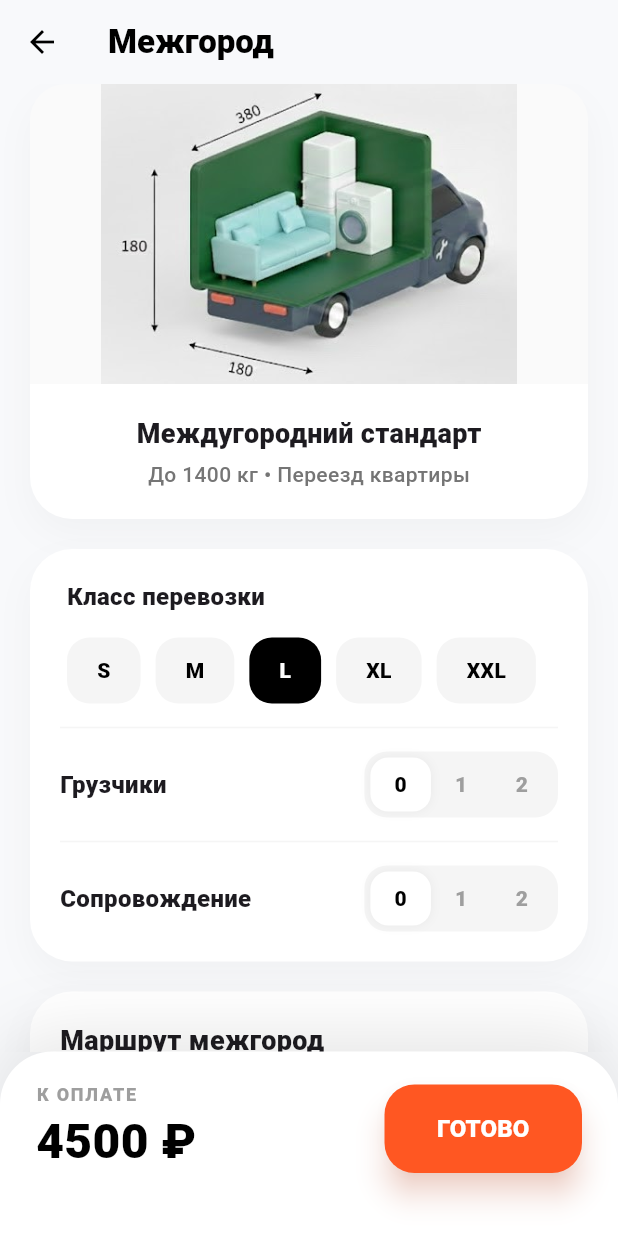
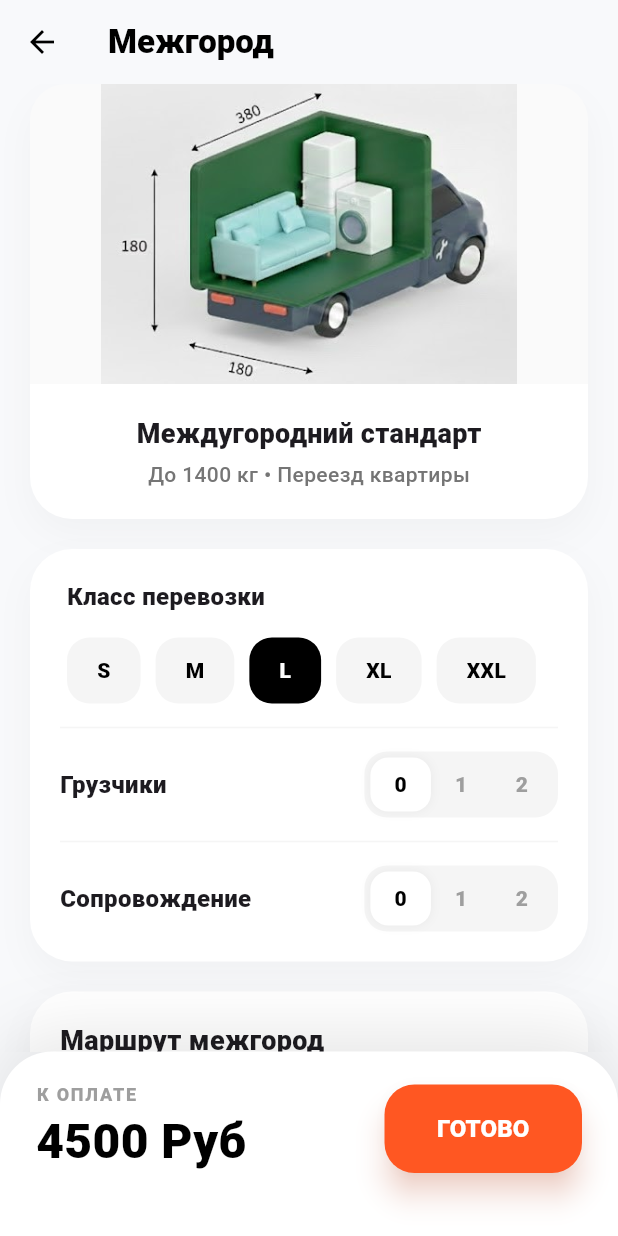
Before and after one commit to Andreyy320/delivery-app-client, a Flutter app: the MejCityCargoDetailsScreen screen opened directly, on a phone screen of 412 x 824 dp. Run offline on Flutter 3.47's test engine with Material 3 defaults, Android fonts, the light colour scheme and no system bars; our stand-ins replace cloud_firestore, firebase_auth, firebase_core, firebase_messaging, flutter_local_notifications, flutter_map and 2 more; accounts and stored records are empty; network calls fail.

Commit message:
Обнова

```diff
--- a/lib/screens/Apteki/apteka_menu.dart
+++ b/lib/screens/Apteki/apteka_menu.dart
@@ -319,7 +319,7 @@ class PharmacyItemCard extends StatelessWidget {
                                 color: Colors.white.withOpacity(0.9),
                                 borderRadius: BorderRadius.circular(10)
                             ),
-                            child: Text("${dish.price.toInt()} ₽",
+                            child: Text("${dish.price.toInt()} Руб",
                                 style: const TextStyle(fontWeight: FontWeight.bold, fontSize: 12)),
                           ),
                         )
--- a/lib/screens/Dostavka/Gorod.dart
+++ b/lib/screens/Dostavka/Gorod.dart
@@ -281,9 +281,9 @@ class _CityCargoDetailsScreenState extends State<CityCargoDetailsScreen> {
         mainAxisSize: MainAxisSize.min,
         children: [
           if (_rawDistanceKm > 0) ...[
-            _priceRow('Тариф + услуги', '$base ₽'),
+            _priceRow('Тариф + услуги', '$base Руб'),
             const SizedBox(height: 6),
-            _priceRow('Маршрут (${_rawDistanceKm.toStringAsFixed(1)} км)', '$route ₽'),
+            _priceRow('Маршрут (${_rawDistanceKm.toStringAsFixed(1)} км)', '$route Руб'),
             const Padding(padding: EdgeInsets.symmetric(vertical: 12), child: Divider()),
           ],
           Row(
--- a/lib/screens/Dostavka/MejGorod.dart
+++ b/lib/screens/Dostavka/MejGorod.dart
@@ -303,9 +303,9 @@ class _MejCityCargoDetailsScreenState extends State<MejCityCargoDetailsScreen> {
         mainAxisSize: MainAxisSize.min,
         children: [
           if (_rawDistanceKm > 0) ...[
-            _priceRow('База + Доп. услуги', '$base ₽'),
+            _priceRow('База + Доп. услуги', '$base Руб'),
             const SizedBox(height: 6),
-            _priceRow('Дорога (${_rawDistanceKm.toStringAsFixed(1)} км)', '$route ₽'),
+            _priceRow('Дорога (${_rawDistanceKm.toStringAsFixed(1)} км)', '$route Руб'),
             const Padding(padding: EdgeInsets.symmetric(vertical: 12), child: Divider()),
           ],
           Row(
@@ -315,7 +315,7 @@ class _MejCityCargoDetailsScreenState extends State<MejCityCargoDetailsScreen> {
                 crossAxisAlignment: CrossAxisAlignment.start,
                 children: [
                   const Text('К ОПЛАТЕ', style: TextStyle(fontSize: 12, fontWeight: FontWeight.w900, color: Colors.grey, letterSpacing: 1.2)),
-                  Text('$total ₽', style: const TextStyle(fontSize: 32, fontWeight: FontWeight.w900, color: Colors.black)),
+                  Text('$total Руб', style: const TextStyle(fontSize: 32, fontWeight: FontWeight.w900, color: Colors.black)),
                 ],
               ),
               ElevatedButton(
--- a/lib/screens/Dostavka/courier_express_screen.dart
+++ b/lib/screens/Dostavka/courier_express_screen.dart
@@ -271,7 +271,7 @@ class _ExpressDeliveryScreenState extends State<ExpressDeliveryScreen> {
           Icon(isSelected ? Icons.check_circle_rounded : Icons.add_circle_outline, color: isSelected ? Colors.deepOrange : Colors.grey[400]),
           const SizedBox(width: 14),
           Expanded(child: Text(optionTitles[optId]!, style: const TextStyle(fontWeight: FontWeight.w700))),
-          Text('+${optionPrices[optId]} ₽', style: const TextStyle(fontWeight: FontWeight.w900)),
+          Text('+${optionPrices[optId]} Руб', style: const TextStyle(fontWeight: FontWeight.w900)),
         ]),
       ),
     );
@@ -288,7 +288,7 @@ class _ExpressDeliveryScreenState extends State<ExpressDeliveryScreen> {
         children: [
           Column(crossAxisAlignment: CrossAxisAlignment.start, mainAxisSize: MainAxisSize.min, children: [
             const Text('ИТОГО К ОПЛАТЕ', style: TextStyle(fontSize: 11, fontWeight: FontWeight.w900, color: Colors.grey)),
-            Text('${total.toInt()} ₽', style: const TextStyle(fontSize: 32, fontWeight: FontWeight.w900)),
+            Text('${total.toInt()} Руб', style: const TextStyle(fontSize: 32, fontWeight: FontWeight.w900)),
           ]),
           ElevatedButton(
             style: ElevatedButton.styleFrom(backgroundColor: Colors.deepOrange, padding: const EdgeInsets.symmetric(horizontal: 35, vertical: 20), shape: RoundedRectangleBorder(borderRadius: BorderRadius.circular(20)), elevation: canOrder ? 5 : 0),
--- a/lib/screens/Dostavka/order_confirmation_screen.dart
+++ b/lib/screens/Dostavka/order_confirmation_screen.dart
@@ -295,7 +295,7 @@ class _ExpressOrderConfirmationScreenState extends State<ExpressOrderConfirmatio
           ),
           const SizedBox(width: 14),
           Expanded(child: Text(title, style: const TextStyle(fontWeight: FontWeight.w700, fontSize: 15))),
-          Text('+$price ₽', style: const TextStyle(fontWeight: FontWeight.w900, color: Colors.deepOrange)),
+          Text('+$price Руб', style: const TextStyle(fontWeight: FontWeight.w900, color: Colors.deepOrange)),
         ],
       ),
     );
@@ -312,7 +312,7 @@ class _ExpressOrderConfirmationScreenState extends State<ExpressOrderConfirmatio
             mainAxisAlignment: MainAxisAlignment.spaceBetween,
             children: [
               const Text('Итого к оплате', style: TextStyle(color: Colors.grey, fontWeight: FontWeight.w600)),
-              Text('${widget.totalCost.toInt()} ₽', style: const TextStyle(fontSize: 28, fontWeight: FontWeight.w900)),
+              Text('${widget.totalCost.toInt()} Руб', style: const TextStyle(fontSize: 28, fontWeight: FontWeight.w900)),
             ],
           ),
           const SizedBox(height: 20),
--- a/lib/screens/Floarele/floare_screen.dart
+++ b/lib/screens/Floarele/floare_screen.dart
@@ -313,7 +313,7 @@ class DishCardWithStatus extends StatelessWidget {
                           child: Container(
                             padding: const EdgeInsets.symmetric(horizontal: 8, vertical: 4),
                             decoration: BoxDecoration(color: Colors.white.withOpacity(0.9), borderRadius: BorderRadius.circular(10)),
-                            child: Text("${dish.price.toInt()} ₽", style: const TextStyle(fontWeight: FontWeight.bold, fontSize: 12)),
+                            child: Text("${dish.price.toInt()} Руб", style: const TextStyle(fontWeight: FontWeight.bold, fontSize: 12)),
                           ),
                         )
                       ],
--- a/lib/screens/Menu/profile_screen.dart
+++ b/lib/screens/Menu/profile_screen.dart
@@ -226,10 +226,6 @@ class _ProfileScreenState extends State<ProfileScreen> {
                     _menuItem(Icons.storefront_rounded, 'Стать партнером', () {
                       Navigator.push(context, MaterialPageRoute(builder: (_) => const BusinessRegistrationScreen()));
                     }),
-                    // -----------------------
-                    _menuItem(Icons.help_outline_rounded, 'О приложении', () {
-                      Navigator.push(context, MaterialPageRoute(builder: (_) => const AboutAppScreen()));
-                    }),
                   ]),
                 ],
               ),
--- a/lib/screens/Produckti/product_screen.dart
+++ b/lib/screens/Produckti/product_screen.dart
@@ -310,7 +310,7 @@ class ProductCardWidget extends StatelessWidget {
                           child: Container(
                             padding: const EdgeInsets.symmetric(horizontal: 8, vertical: 4),
                             decoration: BoxDecoration(color: Colors.white.withOpacity(0.9), borderRadius: BorderRadius.circular(10)),
-                            child: Text("${product.price.toInt()} ₽", style: const TextStyle(fontWeight: FontWeight.bold, fontSize: 12)),
+                            child: Text("${product.price.toInt()} Руб", style: const TextStyle(fontWeight: FontWeight.bold, fontSize: 12)),
                           ),
                         )
                       ],
--- a/lib/screens/electroniki/Electronika_screen.dart
+++ b/lib/screens/electroniki/Electronika_screen.dart
@@ -309,7 +309,7 @@ class DishCardWithStatus extends StatelessWidget {
                           child: Container(
                             padding: const EdgeInsets.symmetric(horizontal: 8, vertical: 4),
                             decoration: BoxDecoration(color: Colors.white.withOpacity(0.9), borderRadius: BorderRadius.circular(10)),
-                            child: Text("${dish.price.toInt()} ₽", style: const TextStyle(fontWeight: FontWeight.bold, fontSize: 12)),
+                            child: Text("${dish.price.toInt()} Руб", style: const TextStyle(fontWeight: FontWeight.bold, fontSize: 12)),
                           ),
                         )
                       ],
--- a/lib/screens/restouranti/restaurant_menu_screen.dart
+++ b/lib/screens/restouranti/restaurant_menu_screen.dart
@@ -319,7 +319,7 @@ class DishCardWithStatus extends StatelessWidget {
                                 color: Colors.white.withOpacity(0.9),
                                 borderRadius: BorderRadius.circular(10)
                             ),
-                            child: Text("${dish.price.toInt()} ₽",
+                            child: Text("${dish.price.toInt()} Руб",
                                 style: const TextStyle(fontWeight: FontWeight.bold, fontSize: 12)),
                           ),
                         )
```
